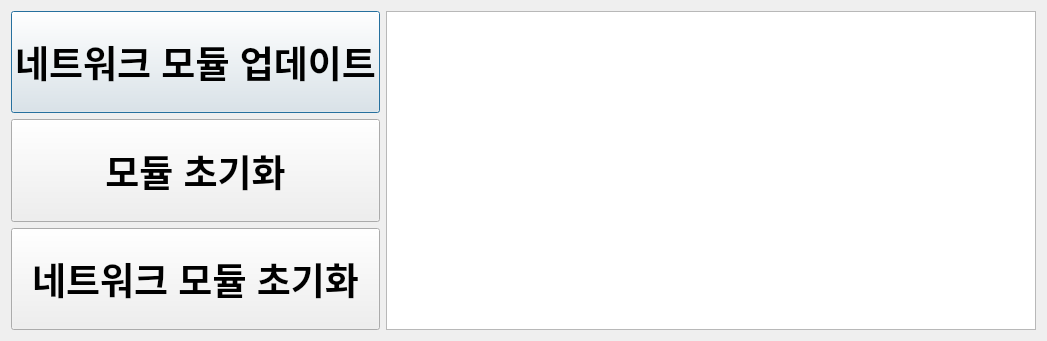
LUXROBO/pymodi, file modi/assets/modi_firmware_updater.ui: the form before one commit.
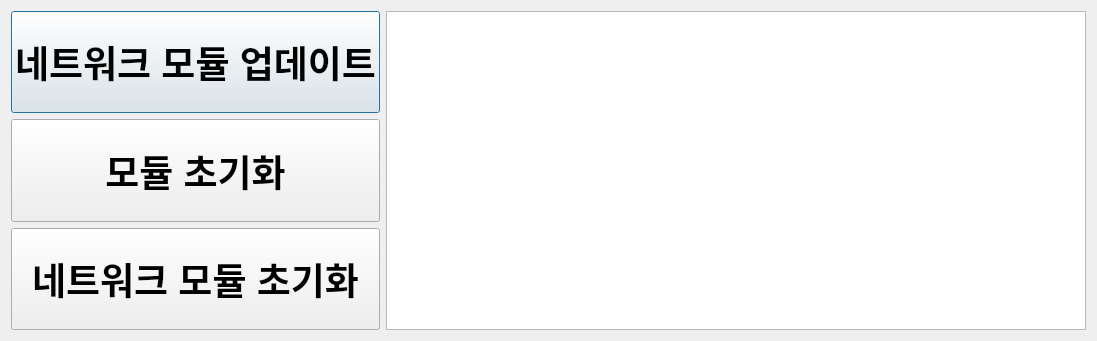
The form after the commit.

Commit message: Flush text broswer when update button is pressed

What changed in the file:
```diff
--- a/modi/assets/modi_firmware_updater.ui
+++ b/modi/assets/modi_firmware_updater.ui
@@ -6,7 +6,7 @@
    <rect>
     <x>0</x>
     <y>0</y>
-    <width>1020</width>
+    <width>1070</width>
     <height>341</height>
    </rect>
   </property>
@@ -24,7 +24,7 @@
      </property>
      <property name="minimumSize">
       <size>
-       <width>650</width>
+       <width>700</width>
        <height>0</height>
       </size>
      </property>
```
The commit also changes 2 other files.
